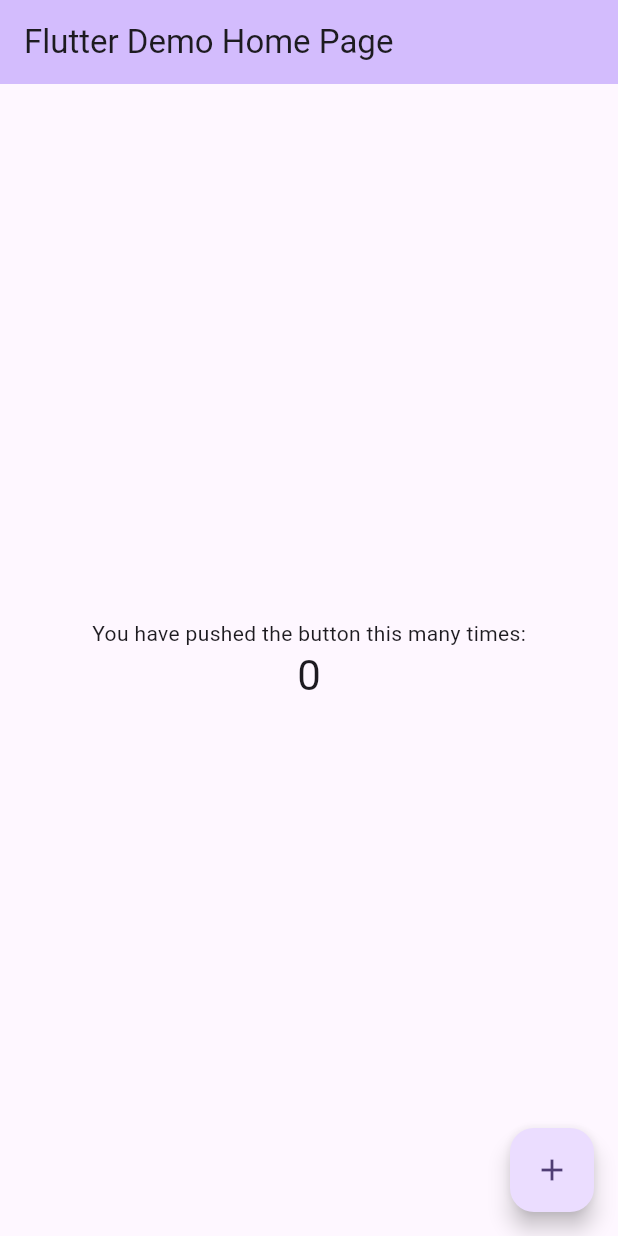
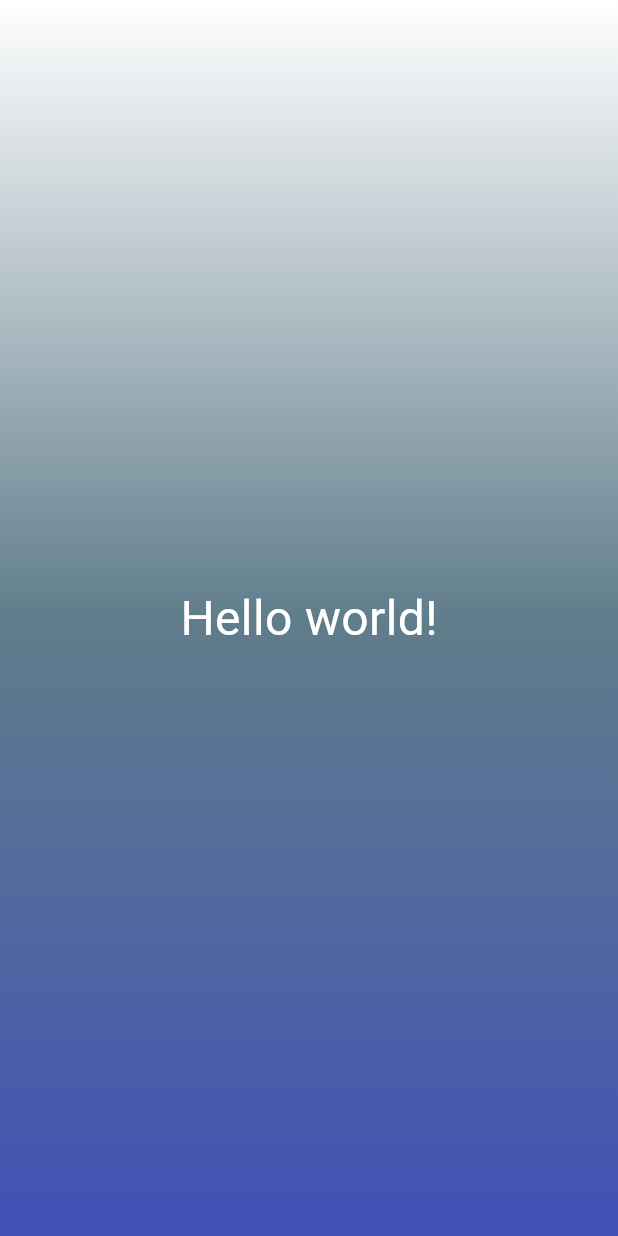
Before and after one commit to oxsjkw/Flutter_Widgets, a Flutter app: the screen it shows after launch, on a phone screen of 412 x 824 dp. Run offline on Flutter 3.47's test engine with Material 3 defaults, Android fonts, the phone set to English and light mode, and no system bars.

Commit message:
Create basic UI with gradient background and styled text

```diff
--- a/lib/main.dart
+++ b/lib/main.dart
@@ -1,122 +1,33 @@
-import 'package:material_ui/material_ui.dart';
+import 'package:flutter/material.dart';
 
-void main() {
-  runApp(const MyApp());
-}
-
-class MyApp extends StatelessWidget {
-  const MyApp({super.key});
-
-  // This widget is the root of your application.
-  @override
-  Widget build(BuildContext context) {
-    return MaterialApp(
-      title: 'Flutter Demo',
-      theme: ThemeData(
-        // This is the theme of your application.
-        //
-        // TRY THIS: Try running your application with "flutter run". You'll see
-        // the application has a purple toolbar. Then, without quitting the app,
-        // try changing the seedColor in the colorScheme below to Colors.green
-        // and then invoke "hot reload" (save your changes or press the "hot
-        // reload" button in a Flutter-supported IDE, or press "r" if you used
-        // the command line to start the app).
-        //
-        // Notice that the counter didn't reset back to zero; the application
-        // state is not lost during the reload. To reset the state, use hot
-        // restart instead.
-        //
-        // This works for code too, not just values: Most code changes can be
-        // tested with just a hot reload.
-        colorScheme: .fromSeed(seedColor: Colors.deepPurple),
-      ),
-      home: const MyHomePage(title: 'Flutter Demo Home Page'),
-    );
-  }
-}
-
-class MyHomePage extends StatefulWidget {
-  const MyHomePage({super.key, required this.title});
-
-  // This widget is the home page of your application. It is stateful, meaning
-  // that it has a State object (defined below) that contains fields that affect
-  // how it looks.
-
-  // This class is the configuration for the state. It holds the values (in this
-  // case the title) provided by the parent (in this case the App widget) and
-  // used by the build method of the State. Fields in a Widget subclass are
-  // always marked "final".
-
-  final String title;
-
-  @override
-  State<MyHomePage> createState() => _MyHomePageState();
-}
-
-class _MyHomePageState extends State<MyHomePage> {
-  int _counter = 0;
-
-  void _incrementCounter() {
-    setState(() {
-      // This call to setState tells the Flutter framework that something has
-      // changed in this State, which causes it to rerun the build method below
-      // so that the display can reflect the updated values. If we changed
-      // _counter without calling setState(), then the build method would not be
-      // called again, and so nothing would appear to happen.
-      _counter++;
-    });
-  }
-
-  @override
-  Widget build(BuildContext context) {
-    // This method is rerun every time setState is called, for instance as done
-    // by the _incrementCounter method above.
-    //
-    // The Flutter framework has been optimized to make rerunning build methods
-    // fast, so that you can just rebuild anything that needs updating rather
-    // than having to individually change instances of widgets.
-    return Scaffold(
-      appBar: AppBar(
-        // TRY THIS: Try changing the color here to a specific color (to
-        // Colors.amber, perhaps?) and trigger a hot reload to see the AppBar
-        // change color while the other colors stay the same.
-        backgroundColor: Theme.of(context).colorScheme.inversePrimary,
-        // Here we take the value from the MyHomePage object that was created by
-        // the App.build method, and use it to set our appbar title.
-        title: Text(widget.title),
-      ),
-      body: Center(
-        // Center is a layout widget. It takes a single child and positions it
-        // in the middle of the parent.
-        child: Column(
-          // Column is also a layout widget. It takes a list of children and
-          // arranges them vertically. By default, it sizes itself to fit its
-          // children horizontally, and tries to be as tall as its parent.
-          //
-          // Column has various properties to control how it sizes itself and
-          // how it positions its children. Here we use mainAxisAlignment to
-          // center the children vertically; the main axis here is the vertical
-          // axis because Columns are vertical (the cross axis would be
-          // horizontal).
-          //
-          // TRY THIS: Invoke "debug painting" (choose the "Toggle Debug Paint"
-          // action in the IDE, or press "p" in the console), to see the
-          // wireframe for each widget.
-          mainAxisAlignment: .center,
-          children: [
-            const Text('You have pushed the button this many times:'),
-            Text(
-              '$_counter',
-              style: Theme.of(context).textTheme.headlineMedium,
+void main () {
+  runApp(
+    MaterialApp(
+      debugShowCheckedModeBanner: false,
+      home: Scaffold(
+        body: Container(
+          decoration: BoxDecoration(
+            gradient: LinearGradient(
+              colors: [
+                Colors.white,
+                Colors.blueGrey,
+                Colors.indigo,
+              ],
+              begin: Alignment.topCenter,
+              end: Alignment.bottomCenter,
+            )
+          ),
+          child: Center(
+            child: Text(
+              "Hello world!",
+              style: TextStyle(
+                color: Colors.white,
+                fontSize: 32,
+              ),
             ),
-          ],
+          ),
         ),
       ),
-      floatingActionButton: FloatingActionButton(
-        onPressed: _incrementCounter,
-        tooltip: 'Increment',
-        child: const Icon(Icons.add),
-      ),
-    );
-  }
+    ),
+  );
 }
```
Also changed, not shown: img/step1_kirenkina.png (added), img/step2_kirenkina.png (added), 1 other file.
